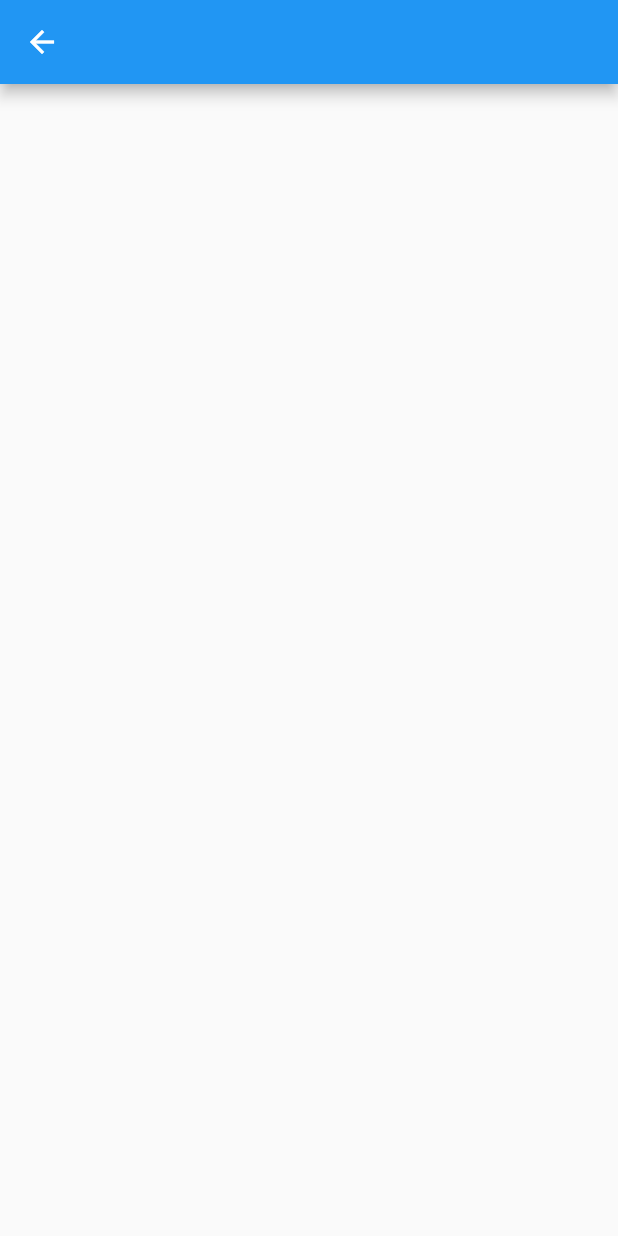
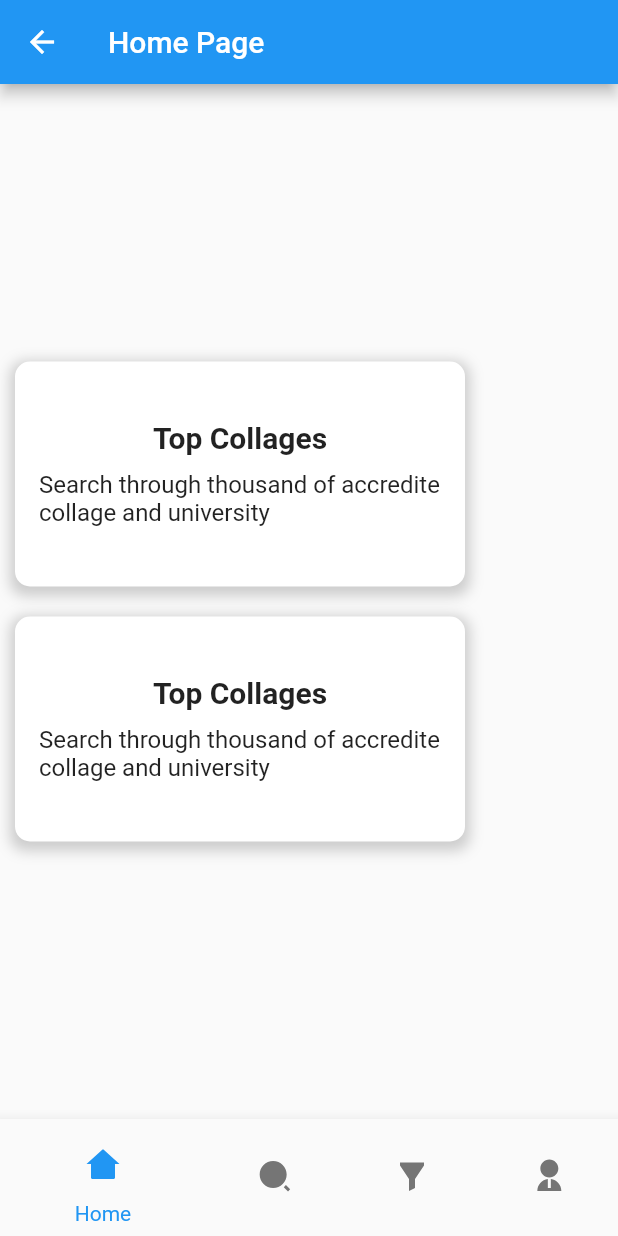
Before and after one commit to Avinash174/collage_recommandation, a Flutter app: the HomePageOne screen opened directly, on a phone screen of 412 x 824 dp. Run offline on Flutter 3.47's test engine with Material 2 defaults, Android fonts, the phone set to English and light mode, and no system bars; our stand-ins replace lottie, remixicon; network calls fail.

Commit message:
New Changes Done

```diff
--- a/lib/main.dart
+++ b/lib/main.dart
@@ -1,7 +1,8 @@
 import 'package:collage_recommandation/screens/Auth_Screen/log_in/log_in.dart';
+import 'package:collage_recommandation/screens/homepage/home/home1.dart';
 import 'package:collage_recommandation/screens/intro_screen/onbording_screen/onboarding_screen.dart';
+import 'package:collage_recommandation/screens/intro_screen/splashscreen/splashscreen.dart';
 import 'package:flutter/material.dart';
-
 void main() {
   runApp(const MyApp());
 }
@@ -27,7 +28,7 @@ class MyApp extends StatelessWidget {
         // is not restarted.
         primarySwatch: Colors.blue,
       ),
-      home: const OnbordingScreen(),
+      home: HomePageOne(),
     );
   }
 }
--- a/lib/screens/Profile/student_profile/student_profile.dart
+++ b/lib/screens/Profile/student_profile/student_profile.dart
@@ -1,3 +1,4 @@
+import 'package:collage_recommandation/screens/constant/bottombar.dart';
 import 'package:flutter/material.dart';
 
 class StudentProfile extends StatefulWidget {
@@ -59,6 +60,7 @@ class _StudentProfileState extends State<StudentProfile> {
           ElevatedButton(onPressed: (){}, child: Text('Register'))
         ],
       ),
+      bottomNavigationBar: BottomBar(),
     );
   }
 }
--- /dev/null
+++ b/lib/screens/constant/bottombar.dart
@@ -0,0 +1,111 @@
+import 'package:collage_recommandation/screens/Auth_Screen/sign_up/sign_up.dart';
+import 'package:collage_recommandation/screens/homepage/home/home1.dart';
+import 'package:flutter/material.dart';
+import 'package:remixicon/remixicon.dart';
+
+class BottomBar extends StatefulWidget {
+  const BottomBar({Key? key}) : super(key: key);
+
+  @override
+  State<BottomBar> createState() => _BottomBarState();
+}
+
+class _BottomBarState extends State<BottomBar> {
+  int _selectedIndex = 0;
+
+  final List<Widget> _widgetOptions = [
+    Container(
+      color: Colors.blue,
+      child: Center(
+        child: Text(
+          'Home',
+          style: TextStyle(
+            color: Colors.white,
+            fontSize: 25.0,
+          ),
+        ),
+      ),
+    ),
+    Container(
+      color: Colors.red,
+      child: Center(
+        child: Text(
+          'Search',
+          style: TextStyle(
+            color: Colors.white,
+            fontSize: 25.0,
+          ),
+        ),
+      ),
+    ),
+    Container(
+      color: Colors.green,
+      child: Center(
+        child: Text(
+          'Filters',
+          style: TextStyle(
+            color: Colors.white,
+            fontSize: 25.0,
+          ),
+        ),
+      ),
+    ),
+    Container(
+      color: Colors.purple,
+      child: Center(
+        child: Text(
+          'Settings',
+          style: TextStyle(
+            color: Colors.white,
+            fontSize: 25.0,
+          ),
+        ),
+      ),
+    ),
+  ];
+
+  void _onItemTapped(int index) {
+    setState(() {
+      _selectedIndex = index;
+    });
+  }
+  @override
+  Widget build(BuildContext context) {
+    return BottomNavigationBar(
+      backgroundColor: Colors.grey[200],
+      selectedItemColor: Colors.blue,
+      unselectedItemColor: Colors.grey[600],
+      items: <BottomNavigationBarItem>[
+        BottomNavigationBarItem(
+          icon: IconButton(
+            onPressed: () {
+              Navigator.push(
+                  context, MaterialPageRoute(builder: (_) => HomePageOne()));
+            },
+            icon: Icon(Remix.home_2_fill),
+          ),
+          label: 'Home',
+        ),
+        BottomNavigationBarItem(
+          icon: Icon(Remix.search_2_fill),
+          label: 'Search',
+        ),
+        BottomNavigationBarItem(
+          icon: Icon(Remix.filter_2_fill),
+          label: 'Filter',
+        ),
+        BottomNavigationBarItem(
+          icon: IconButton(
+            onPressed: () {
+              Navigator.push(context,
+                  MaterialPageRoute(builder: (_) => SignUpScreen()));
+            }, icon: Icon(Remix.user_2_fill),
+          ),
+          label: 'Profile',
+        ),
+      ],
+      currentIndex: _selectedIndex,
+      onTap: _onItemTapped,
+    );
+  }
+}
--- a/lib/screens/homepage/home.dart
+++ b/lib/screens/homepage/home.dart
@@ -83,8 +83,11 @@ class _HomePageState extends State<HomePage> {
             },
             icon: Icon(Icons.arrow_back_ios_new),
           )),
-      body: Center(
-        child: _widgetOptions.elementAt(_selectedIndex),
+      body: Container(
+        child: Center(
+          child: _widgetOptions.elementAt(_selectedIndex),
+        ),
+
       ),
       bottomNavigationBar: BottomNavigationBar(
         backgroundColor: Colors.grey[200],
--- a/lib/screens/homepage/home/home1.dart
+++ b/lib/screens/homepage/home/home1.dart
@@ -1,3 +1,4 @@
+import 'package:collage_recommandation/screens/constant/bottombar.dart';
 import 'package:flutter/material.dart';
 
 class HomePageOne extends StatefulWidget {
@@ -11,7 +12,85 @@ class _HomePageOneState extends State<HomePageOne> {
   @override
   Widget build(BuildContext context) {
     return Scaffold(
-      appBar: AppBar(),
+      appBar: AppBar(
+        title: Text('Home Page'),
+      ),
+      body: Column(
+        mainAxisAlignment: MainAxisAlignment.center,
+        children: [
+          Container(
+            width: 300,
+            height: 150,
+            margin: EdgeInsets.all(10),
+            padding: EdgeInsets.all(16),
+            decoration: BoxDecoration(
+              color: Colors.white,
+              borderRadius: BorderRadius.circular(10),
+              boxShadow: [
+                BoxShadow(
+                  color: Colors.grey.withOpacity(0.5),
+                  spreadRadius: 3,
+                  blurRadius: 7,
+                  offset: Offset(0, 3),
+                ),
+              ],
+            ),
+            child: Column(
+              mainAxisAlignment: MainAxisAlignment.center,
+              children: [
+                Text(
+                  'Top Collages',
+                  style: TextStyle(
+                    fontWeight: FontWeight.bold,
+                    fontSize: 20,
+                  ),
+                ),
+                SizedBox(height: 10),
+                Text(
+                  'Search through thousand of accredite collage and university',
+                  style: TextStyle(fontSize: 16),
+                ),
+              ],
+            ),
+          ),
+          Container(
+            width: 300,
+            height: 150,
+            margin: EdgeInsets.all(10),
+            padding: EdgeInsets.all(16),
+            decoration: BoxDecoration(
+              color: Colors.white,
+              borderRadius: BorderRadius.circular(10),
+              boxShadow: [
+                BoxShadow(
+                  color: Colors.grey.withOpacity(0.5),
+                  spreadRadius: 3,
+                  blurRadius: 7,
+                  offset: Offset(0, 3),
+                ),
+              ],
+            ),
+            child: Column(
+              mainAxisAlignment: MainAxisAlignment.center,
+              children: [
+                Text(
+                  'Top Collages',
+                  style: TextStyle(
+                    fontWeight: FontWeight.bold,
+                    fontSize: 20,
+                  ),
+                ),
+                SizedBox(height: 10),
+                Text(
+                  'Search through thousand of accredite collage and university',
+                  style: TextStyle(fontSize: 16),
+                ),
+              ],
+            ),
+          ),
+        ],
+      ),
+      bottomNavigationBar: BottomBar(),
     );
   }
 }
--- a/lib/screens/intro_screen/splashscreen/splashscreen.dart
+++ b/lib/screens/intro_screen/splashscreen/splashscreen.dart
@@ -0,0 +1,27 @@
+import 'package:flutter/material.dart';
+
+class SplashScreen extends StatefulWidget {
+  const SplashScreen({Key? key}) : super(key: key);
+
+  @override
+  State<SplashScreen> createState() => _SplashScreenState();
+}
+
+class _SplashScreenState extends State<SplashScreen> {
+  @override
+  Widget build(BuildContext context) {
+    return Scaffold(
+      body: Row(
+       mainAxisAlignment: MainAxisAlignment.center,
+        children: [
+          Column(
+            crossAxisAlignment: CrossAxisAlignment.center,
+            children: const [
+              Text('Collage Recommandation App'),
+            ],
+          )
+        ],
+      ),
+    );
+  }
+}
--- a/pubspec.yaml
+++ b/pubspec.yaml
@@ -38,6 +38,7 @@ dependencies:
   remixicon: ^1.0.0
   lottie: ^2.2.0
   animated_text_kit: ^4.2.2
+  flutter_native_splash: ^2.2.18
 
 dev_dependencies:
   flutter_test:
```
Also changed, not shown: pubspec.lock, 5 other files.
